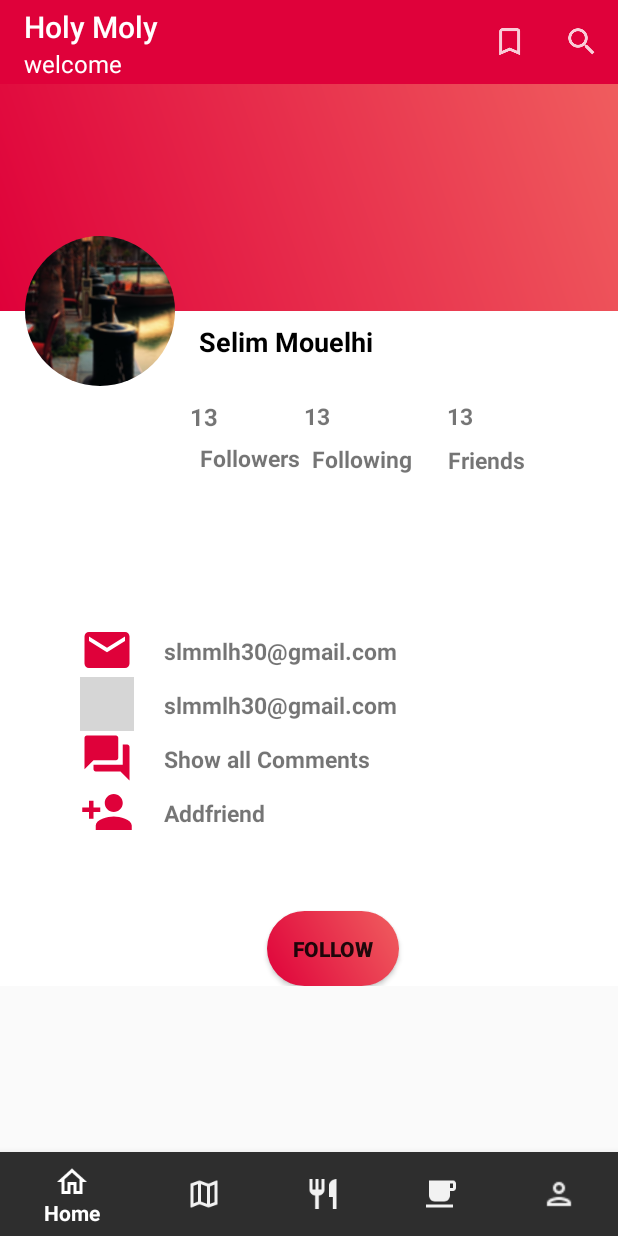
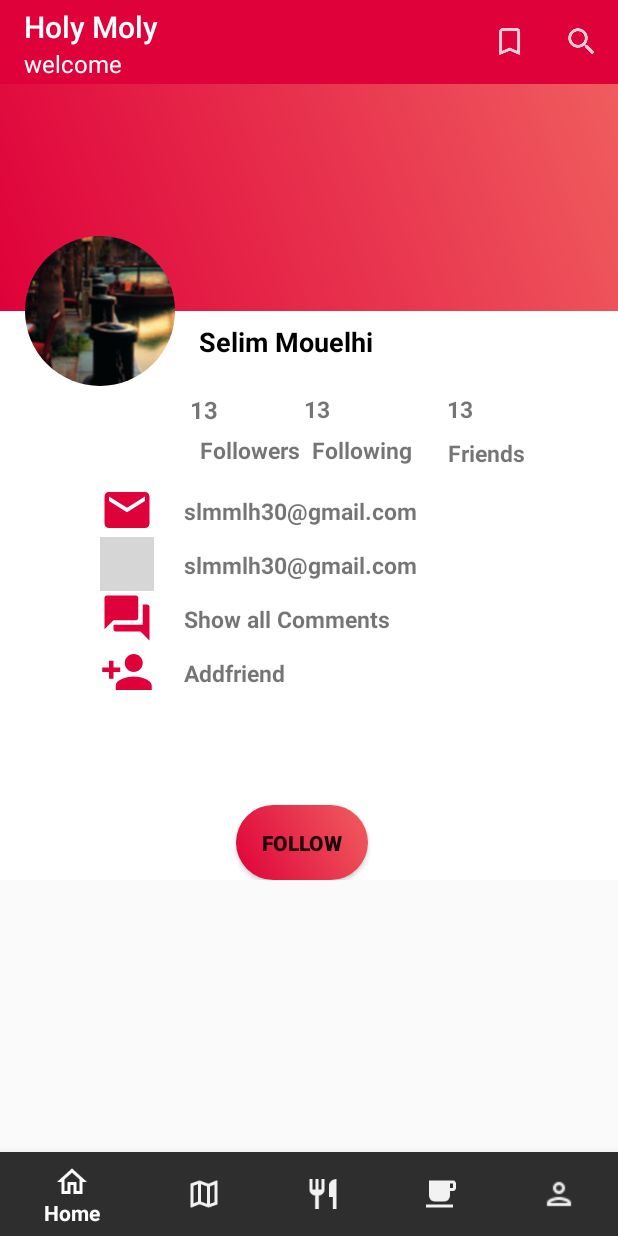
Before and after one commit to selimmouelhi/Esprit4Launch, an Android app: the fragment FriendProfile placed in its activity, on a phone screen of 412 x 824 dp. Run offline under Robolectric (Android 15) with nearby library versions, the light colour scheme and no system bars; our stand-ins replace CircleImageView, Picasso; pictures from the network do not load; Roboto replaces fonts that are not available here; 12 statements that could not run were skipped; grey boxes are pictures that could not be loaded.

Commit message:
different adapter for friends/followers/followings acces to it from whole application

```diff
--- a/app/src/main/java/com/example/selimmouelhi/esprit4launch/Services/UserService.java
+++ b/app/src/main/java/com/example/selimmouelhi/esprit4launch/Services/UserService.java
@@ -67,6 +67,7 @@ public class UserService {
                 }
                 Log.d(TAG, "onResponse: body: " + response.body());
                 System.out.println(response.body().getNom()+"in t3adina ");
+                System.out.println(response.body().toString()+"helpp");
                 callBack.onCompletion(response.body());
                 System.out.println("c bon t3adina");
 
--- a/app/src/main/java/com/example/selimmouelhi/esprit4launch/fragments/FriendProfile.java
+++ b/app/src/main/java/com/example/selimmouelhi/esprit4launch/fragments/FriendProfile.java
@@ -41,6 +41,11 @@ public class FriendProfile extends Fragment {
     ImageView friendship ;
     Button followunfollow;
     TextView addunadd;
+    TextView email ;
+    TextView phone ;
+    TextView followingsnbr;
+    TextView friendsnbr;
+    TextView followersnbr;
     private static User user;
     private static String State;
     public FriendProfile() {
@@ -58,6 +63,22 @@ public class FriendProfile extends Fragment {
         friendship = view.findViewById(R.id.friendunfriend);
         followunfollow = view.findViewById(R.id.followunfollow);
         addunadd = view.findViewById(R.id.addunadd);
+        email = view.findViewById(R.id.emailProfile);
+        phone = view.findViewById(R.id.phone_profile);
+        followingsnbr = view.findViewById(R.id.numberfollwings);
+        friendsnbr= view.findViewById(R.id.numberFriends);
+        followersnbr = view.findViewById(R.id.numberFollowers);
+
+        followingsnbr.setText(Integer.toString(user.getFollowing()));
+        followersnbr.setText(Integer.toString(user.getFollowers()));
+        friendsnbr.setText(Integer.toString(user.getFriends()));
+        email.setText(user.getMail());
+        phone.setText(Integer.toString(user.getPhone()));
+
+
+
+
+
         layout1 = new ConstraintSet();
         layout2 = new ConstraintSet();
         constraintLayout = view.findViewById(R.id.extended);
--- /dev/null
+++ b/app/src/main/res/layout/followers_row.xml
@@ -0,0 +1,6 @@
+<?xml version="1.0" encoding="utf-8"?>
+<android.support.constraint.ConstraintLayout
+    xmlns:android="http://schemas.android.com/apk/res/android" android:layout_width="match_parent"
+    android:layout_height="match_parent">
+
+</android.support.constraint.ConstraintLayout>
--- /dev/null
+++ b/app/src/main/res/layout/followings_row.xml
@@ -0,0 +1,6 @@
+<?xml version="1.0" encoding="utf-8"?>
+<android.support.constraint.ConstraintLayout
+    xmlns:android="http://schemas.android.com/apk/res/android" android:layout_width="match_parent"
+    android:layout_height="match_parent">
+
+</android.support.constraint.ConstraintLayout>
--- a/app/src/main/res/layout/fragment_friend_profile.xml
+++ b/app/src/main/res/layout/fragment_friend_profile.xml
@@ -152,8 +152,8 @@
 
     <LinearLayout
         android:id="@+id/linearLayout3"
-        android:layout_width="336dp"
-        android:layout_height="wrap_content"
+        android:layout_width="328dp"
+        android:layout_height="147dp"
         android:layout_marginStart="8dp"
 
 
@@ -164,9 +164,10 @@
         android:orientation="vertical"
         app:layout_constraintBottom_toBottomOf="parent"
         app:layout_constraintEnd_toEndOf="parent"
-        app:layout_constraintHorizontal_bias="0.75"
+        app:layout_constraintHorizontal_bias="0.864"
         app:layout_constraintStart_toStartOf="parent"
-        app:layout_constraintTop_toBottomOf="@+id/textView6">
+        app:layout_constraintTop_toBottomOf="@+id/textView6"
+        app:layout_constraintVertical_bias="0.0">
 
         <LinearLayout
             android:layout_width="match_parent"
@@ -267,13 +268,13 @@
         android:layout_height="50dp"
         android:layout_gravity="center"
         android:layout_marginStart="8dp"
-        android:layout_marginTop="192dp"
+        android:layout_marginTop="216dp"
         android:layout_marginEnd="8dp"
         android:background="@drawable/signoutstyle"
         android:text="Follow"
         android:textStyle="bold"
         app:layout_constraintEnd_toEndOf="parent"
-        app:layout_constraintHorizontal_bias="0.553"
+        app:layout_constraintHorizontal_bias="0.485"
         app:layout_constraintStart_toStartOf="parent"
         app:layout_constraintTop_toTopOf="@+id/linearLayout3" />
 
--- /dev/null
+++ b/app/src/main/res/layout/friendsinprof_row.xml
@@ -0,0 +1,6 @@
+<?xml version="1.0" encoding="utf-8"?>
+<android.support.constraint.ConstraintLayout
+    xmlns:android="http://schemas.android.com/apk/res/android" android:layout_width="match_parent"
+    android:layout_height="match_parent">
+
+</android.support.constraint.ConstraintLayout>
```
Also changed, not shown: app/src/main/java/com/example/selimmouelhi/esprit4launch/activities/MainActivity.java (+7 -0 lines), app/src/main/java/com/example/selimmouelhi/esprit4launch/entities/User.java (+36 -16 lines), app/src/main/java/com/example/selimmouelhi/esprit4launch/fragments/ProfileFragment.java (+9 -0 lines).
